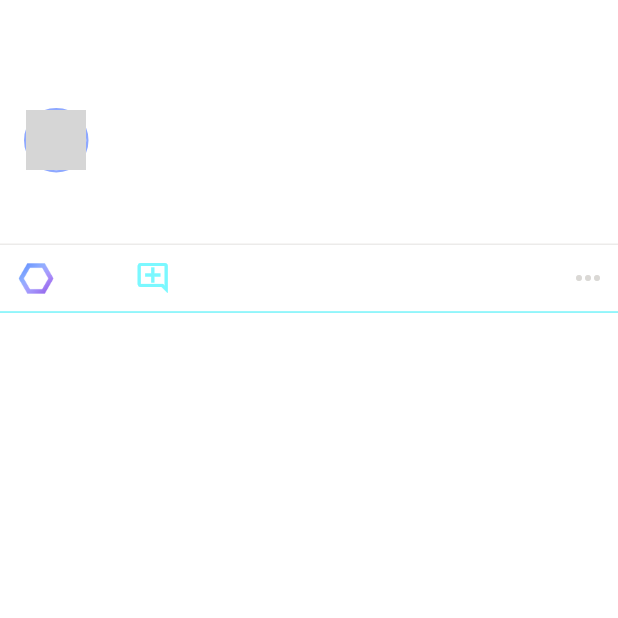
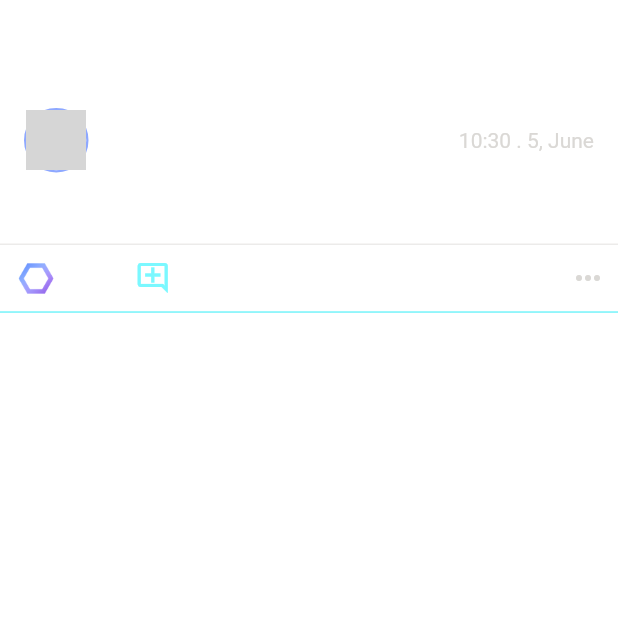
Before and after one commit to Arjein/Univhex, a Flutter app: the PostDetail screen opened directly with empty values, after a tap on the "hexagon" icon, on a phone screen of 412 x 824 dp, the top half of it. Run offline on Flutter 3.47's test engine with Material 2 defaults, Android fonts, the phone set to English and light mode, and no system bars; our stand-ins replace auto_route, cloud_firestore, firebase_auth, firebase_core, firebase_storage, fluentui_system_icons and 4 more; missing offline and left inert: auto_size_text_field, hexagon; accounts and stored records are empty; network calls fail; grey boxes are pictures that could not be loaded.

Commit message:
harikayım

```diff
--- a/univhex/lib/Constants/AppColors.dart
+++ b/univhex/lib/Constants/AppColors.dart
@@ -23,6 +23,10 @@
   static const Color myAqua = Color(0xFF7AF8FF);
   static const Color myPink = Color(0xFFD875FF);
   static const Color myPurple = Color(0xFF8D4BE0);
+  static const Color myGold = Color(0xFFAF9500);
+  static const Color mySilver = Color(0XFFB4B4B4);
+  static const Color myBronze = Color(0xFFAD8A56);
+
   static MaterialColor myBlackMaterial = generateMaterialColor(myBlack);
   static MaterialColor myBlueMaterial = generateMaterialColor(myBlue);
   static MaterialColor myLightBlueMaterial = generateMaterialColor(myLightBlue);
--- a/univhex/lib/Objects/post_interaction_bar.dart
+++ b/univhex/lib/Objects/post_interaction_bar.dart
@@ -49,7 +49,7 @@
                     children: [
                       CurrentUser.addVerticalSpace(1.8),
                       Text(
-                        widget.post.hexedBy.length.toString(),
+                        widget.post.hexCount.toString(),
                         style: const TextStyle(
                             fontWeight: FontWeight.bold, fontSize: 16),
                       ),
--- a/univhex/lib/Objects/univhex_post.dart
+++ b/univhex/lib/Objects/univhex_post.dart
@@ -12,6 +12,7 @@
   final bool isAnonymous;
   final DateTime dateTime;
   final List<dynamic> hexedBy;
+  int hexCount;
   final List<dynamic> comments;
   final String university;
 
@@ -22,12 +23,13 @@
     required this.isAnonymous,
     required this.dateTime,
     required this.hexedBy,
+    required this.hexCount,
     required this.comments,
     required this.university,
   });
 
   Future<AppUser> retrieveAuthor() async {
-    AppUser? retrievedUser = await readUserfromDB(authorId!);
+    AppUser? retrievedUser = await readUserfromDB(authorId);
     return retrievedUser!;
   }
 
@@ -45,13 +47,8 @@
       isAnonymous: jsonData["isAnonymous"],
       dateTime: jsonData["Datetime"].toDate(),
       hexedBy: jsonData["HexedBy"],
+      hexCount: jsonData["HexCount"],
       comments: jsonData["Comments"],
-      /*
-      comments: (jsonData["CommentBy"] as Map<String, dynamic>).map(
-        (key, value) => MapEntry(
-            AppUser.fromJson(key as Map<String, dynamic>), value.toString()),
-      ),
-      */
     );
 
     return fetchedPost;
@@ -68,8 +65,8 @@
     } else {
       hexedBy.add(CurrentUser.user!.id);
     }
-
-    postRef.update({'HexedBy': hexedBy});
+    hexCount = hexedBy.length;
+    postRef.update({'HexedBy': hexedBy, 'HexCount': hexCount});
   }
 
 // ADDs comment to a post
@@ -90,6 +87,7 @@
       "isAnonymous": isAnonymous,
       "Datetime": dateTime,
       "HexedBy": hexedBy,
+      "HexCount": hexCount,
       "Comments": comments,
     };
   }
--- a/univhex/lib/Objects/univhex_post_widget.dart
+++ b/univhex/lib/Objects/univhex_post_widget.dart
@@ -1,6 +1,7 @@
 import 'package:auto_route/auto_route.dart';
 import 'package:flutter/material.dart';
 import 'package:flutter_hooks/flutter_hooks.dart';
+import 'package:intl/intl.dart';
 import 'package:univhex/Constants/current_user.dart';
 import 'package:univhex/Pages/Home/post_detail.dart';
 import 'package:univhex/Objects/univhex_post.dart';
@@ -95,7 +96,6 @@
                         }
                       },
                       child: Row(
-                        mainAxisAlignment: MainAxisAlignment.start,
                         crossAxisAlignment: CrossAxisAlignment.center,
                         children: [
                           Container(
@@ -114,9 +114,20 @@
                           CurrentUser.addHorizontalSpace(2),
                           Text(
                             !widget.post.isAnonymous
-                                ? "${author!.name} ${author!.surname}"
+                                ? "${author.name} ${author.surname}"
                                 : "Anonymous",
                             style: const TextStyle(fontWeight: FontWeight.w800),
+                          ),
+                          Expanded(
+                            child: Align(
+                              alignment: Alignment.centerRight,
+                              child: Text(
+                                DateFormat('HH:mm . d, MMMM')
+                                    .format(widget.post.dateTime),
+                                style:
+                                    TextStyle(color: AppColors.obsidianInvert),
+                              ),
+                            ),
                           ),
                         ],
                       ),
--- a/univhex/lib/Pages/Home/univhex_add_post_widget.dart
+++ b/univhex/lib/Pages/Home/univhex_add_post_widget.dart
@@ -185,6 +185,7 @@
       isAnonymous: isAnonymous,
       dateTime: dateTime,
       hexedBy: [],
+      hexCount: 0,
       comments: [],
     );
 
--- /dev/null
+++ b/univhex/lib/Pages/Univhex/univhex.dart
@@ -0,0 +1,11 @@
+import 'package:univhex/Objects/univhex_post.dart';
+
+class Univhex {
+  final String uniName;
+  final List<UnivhexPost> univhexes;
+
+  Univhex({
+    required this.uniName,
+    required this.univhexes,
+  });
+}
--- a/univhex/lib/Router/app_router.dart
+++ b/univhex/lib/Router/app_router.dart
@@ -7,6 +7,7 @@
 import 'package:univhex/Pages/Register/Register.dart';
 import 'package:univhex/Pages/Register/RegisterContinue.dart';
 import 'package:univhex/Pages/Settings/settings.dart';
+import 'package:univhex/Pages/Univhex/univhex_screen.dart';
 import 'package:univhex/Pages/page_navigator.dart';
 
 import '../Pages/Home/home_screen.dart';
@@ -70,6 +71,10 @@
                   path: "discover",
                   page: DiscoverPageRoute.page,
                 ),
+                AutoRoute(
+                  path: "univhex",
+                  page: UnivhexPageRoute.page,
+                ),
               ],
             ),
             AutoRoute(path: "settings", page: SettingsRoute.page)
--- a/univhex/lib/Theme/theme_constants.dart
+++ b/univhex/lib/Theme/theme_constants.dart
@@ -9,6 +9,7 @@
 
   // fontFamily: GoogleFonts.comfortaa().fontFamily,
   backgroundColor: AppColors.bgColor,
+
   scaffoldBackgroundColor: AppColors.bgColor,
   appBarTheme:
       const AppBarTheme(backgroundColor: Colors.transparent, elevation: 0),
--- a/univhex/lib/main.dart
+++ b/univhex/lib/main.dart
@@ -25,7 +25,7 @@
     options: DefaultFirebaseOptions.currentPlatform,
   );
   AppUser? user;
-  //await UserSecureStorage.deleteStorage();
+  // await UserSecureStorage.deleteStorage();
   String? email = await UserSecureStorage.getEmail();
   String? password = await UserSecureStorage.getPassword();
   bool isLogged = await authUser(email, password);
--- a/univhex/pubspec.yaml
+++ b/univhex/pubspec.yaml
@@ -46,6 +46,7 @@
   auto_size_text_field: ^2.2.1
   image_picker: ^0.8.7+5
   firebase_storage: ^11.2.2
+  intl: ^0.18.1
 
 dev_dependencies:
   auto_route_generator: ^7.1.1
```
Also changed, not shown: univhex/lib/Firebase/firestore.dart (+30 -2 lines), univhex/lib/Pages/Profile/ProfileScreen.dart (+34 -10 lines), univhex/lib/Pages/Univhex/univhex_screen.dart (added, +97 -0 lines), univhex/lib/Pages/Univhex/univhex_widget.dart (added, +140 -0 lines), univhex/lib/Pages/page_navigator.dart (+10 -0 lines), univhex/lib/Router/app_router.gr.dart, univhex/pubspec.lock.
